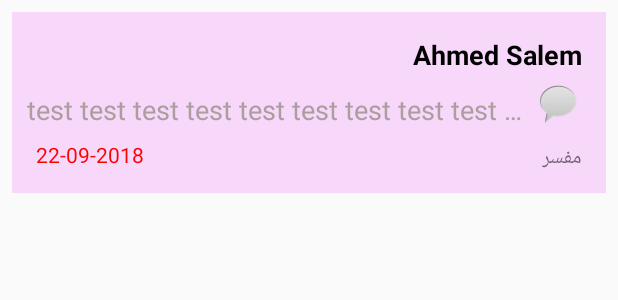
After one commit to AhmedSalemgitHub/DreamnewDesign, an Android app: the layout dream_item_list.xml on its own in the app's theme, with its tools: preview values and no code run, on a phone screen of 412 x 824 dp. The commit adds this screen. Shown: the top 300 px of the screen. Run offline under Robolectric (Android 15) with nearby library versions, the phone set to English and light mode, and no system bars; Roboto replaces fonts that are not available here.

Commit message:
adding the old dream view

```diff
--- a/app/build.gradle
+++ b/app/build.gradle
@@ -29,7 +29,8 @@ dependencies {
     androidTestImplementation 'com.android.support.test.espresso:espresso-core:3.0.2'
     implementation 'com.google.firebase:firebase-auth:16.1.0'
     implementation 'com.google.firebase:firebase-core:16.0.6'
-    implementation 'com.google.firebase:firebase-firestore:17.1.3'
+    implementation 'com.google.firebase:firebase-firestore:17.1.5'
+    implementation 'com.google.firebase:firebase-database:16.0.5'
     implementation 'com.android.support:recyclerview-v7:28.0.0'
     //implementation 'com.google.android.gms:play-services-ads:17.1.2'
 }
--- a/app/src/main/java/com/tellyourdream/tellyourdream/addDream.java
+++ b/app/src/main/java/com/tellyourdream/tellyourdream/addDream.java
@@ -42,8 +42,6 @@ public class addDream extends AppCompatActivity {
         dreamTranslation = findViewById(R.id.textView_translation);
         actionButton = findViewById(R.id.action_button);
 
-        actionButton = findViewById(R.id.action_button);
-
 
 
     }
--- /dev/null
+++ b/app/src/main/res/layout/dream_item_list.xml
@@ -0,0 +1,81 @@
+<?xml version="1.0" encoding="utf-8"?>
+<android.support.constraint.ConstraintLayout xmlns:android="http://schemas.android.com/apk/res/android"
+    xmlns:app="http://schemas.android.com/apk/res-auto"
+    xmlns:tools="http://schemas.android.com/tools"
+    android:id="@+id/dream_list_items"
+    android:layout_width="match_parent"
+    android:layout_height="wrap_content"
+    android:layout_margin="8dp"
+    android:background="#f7d7fa"
+    android:orientation="horizontal"
+    android:padding="8dp"
+    android:textDirection="rtl">
+
+    <TextView
+        android:id="@+id/item_dream_owner_textView"
+        android:layout_width="wrap_content"
+        android:layout_height="wrap_content"
+        android:layout_marginTop="8dp"
+        android:layout_marginEnd="8dp"
+        android:textColor="#000"
+        android:textSize="18sp"
+        android:textStyle="bold"
+        app:layout_constraintEnd_toEndOf="parent"
+        app:layout_constraintTop_toTopOf="parent"
+        tools:text="Ahmed Salem" />
+
+    <TextView
+        android:id="@+id/item_dream_date_textView"
+        android:layout_width="wrap_content"
+        android:layout_height="wrap_content"
+        android:layout_margin="8dp"
+        android:layout_marginStart="8dp"
+        android:layout_marginTop="8dp"
+        android:layout_marginBottom="8dp"
+        android:textColor="#f00"
+        android:textSize="14sp"
+        app:layout_constraintBottom_toBottomOf="parent"
+        app:layout_constraintStart_toStartOf="parent"
+        app:layout_constraintTop_toBottomOf="@+id/dream_part_textView"
+        tools:text="22-09-2018" />
+
+    <TextView
+        android:id="@+id/dream_reply_status_textView"
+        android:layout_width="0dp"
+        android:layout_height="wrap_content"
+        android:layout_marginTop="8dp"
+        android:layout_marginEnd="8dp"
+        android:textSize="14sp"
+        app:layout_constraintEnd_toEndOf="parent"
+        app:layout_constraintTop_toBottomOf="@+id/dream_part_textView"
+        tools:text="مفسر" />
+
+    <TextView
+        android:id="@+id/dream_part_textView"
+        android:layout_width="0dp"
+        android:layout_height="wrap_content"
+        android:layout_marginTop="12dp"
+        android:layout_marginEnd="8dp"
+        android:ellipsize="end"
+        android:maxLength="70"
+        android:maxLines="1"
+        android:text="test test test test test test test test test test test test test test test test test "
+        android:textColor="#ac9e9e"
+        android:textDirection="rtl"
+        android:textSize="18sp"
+        app:layout_constraintEnd_toStartOf="@+id/imageView"
+        app:layout_constraintStart_toStartOf="parent"
+        app:layout_constraintTop_toBottomOf="@+id/item_dream_owner_textView" />
+
+    <ImageView
+        android:id="@+id/imageView"
+        android:layout_width="wrap_content"
+        android:layout_height="wrap_content"
+        android:layout_marginTop="4dp"
+        android:layout_marginEnd="8dp"
+        app:layout_constraintEnd_toEndOf="parent"
+        app:layout_constraintTop_toBottomOf="@+id/item_dream_owner_textView"
+        app:srcCompat="@android:drawable/sym_action_chat" />
+
+
+</android.support.constraint.ConstraintLayout>
```
Also changed, not shown: app/src/main/java/com/tellyourdream/tellyourdream/DreamsFragment.java (+52 -21 lines), app/src/main/java/com/tellyourdream/tellyourdream/MyAdapter.java (added, +57 -0 lines), app/src/main/java/com/tellyourdream/tellyourdream/oldDreams.java (added, +140 -0 lines).
